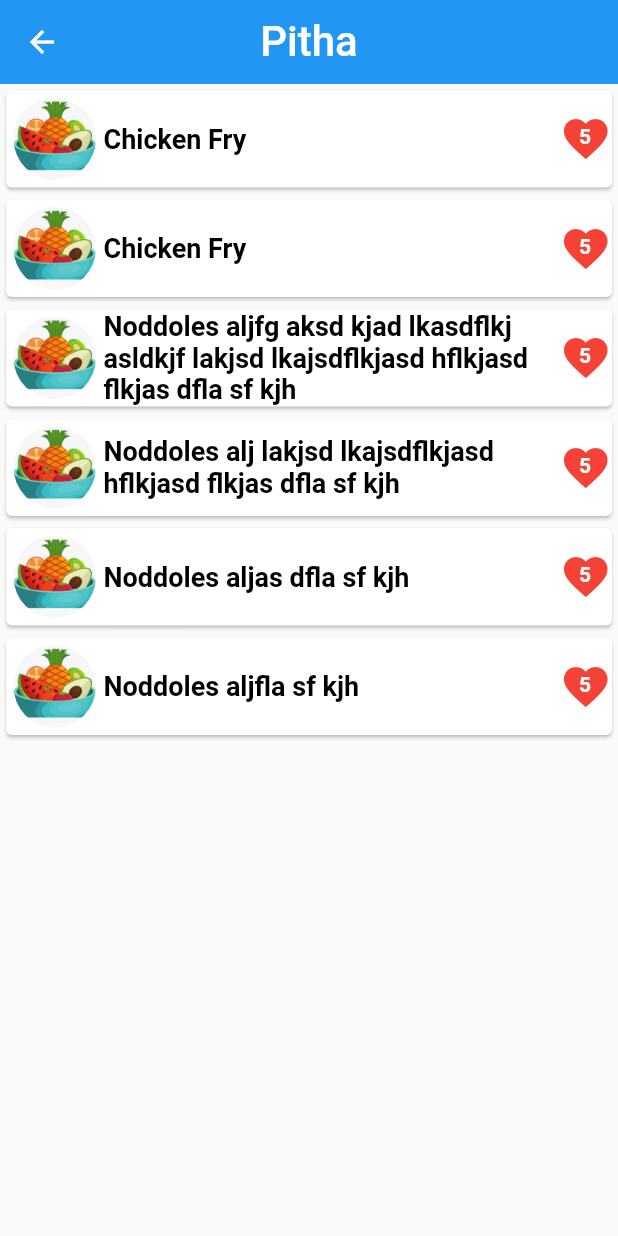
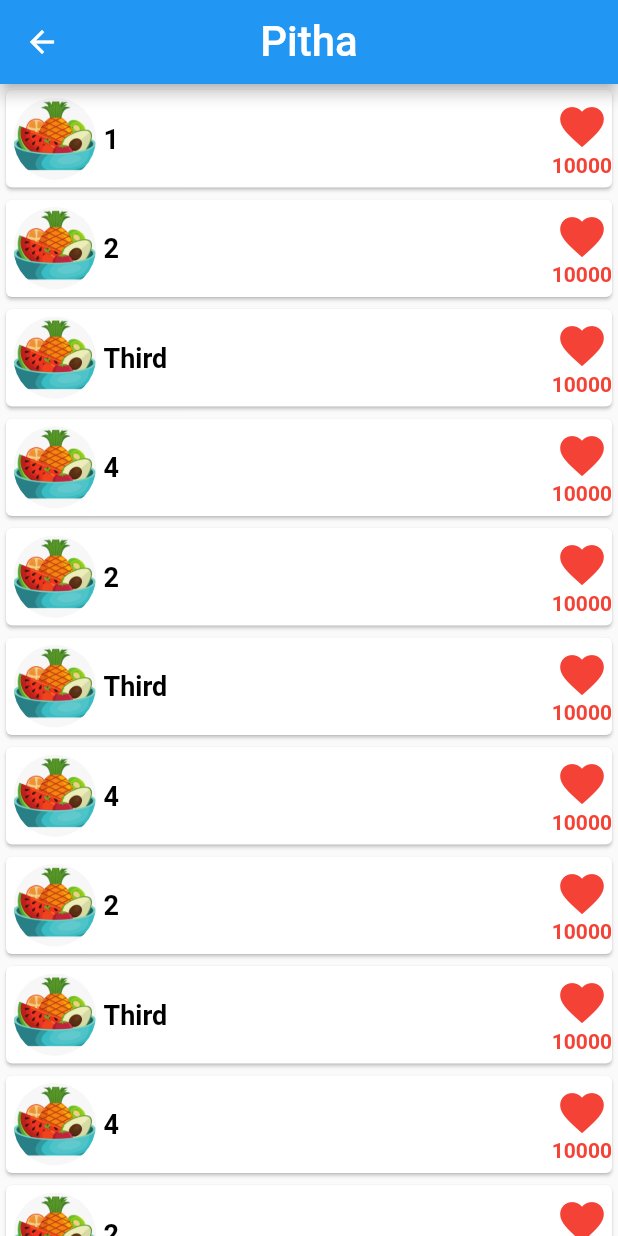
Before and after one commit to mazharulsabbir/flutter_app, a Flutter app: the ListActivity screen opened directly, on a phone screen of 412 x 824 dp. Run offline on Flutter 3.47's test engine with Material 2 defaults, Android fonts, the phone set to English and light mode, and no system bars.

Commit message:
list builder

```diff
--- a/lib/FoodItemList.dart
+++ b/lib/FoodItemList.dart
@@ -6,40 +6,55 @@ class ListActivity extends StatefulWidget {
 }
 
 class _ListActivityState extends State<ListActivity> {
+  List<String> list_item = [
+    "1",
+    "2",
+    "Third",
+    "4",
+    "2",
+    "Third",
+    "4",
+    "2",
+    "Third",
+    "4",
+    "2",
+    "Third",
+    "4",
+    "2",
+    "Third",
+    "4"
+  ];
+
   @override
   Widget build(BuildContext context) {
     return Scaffold(
-       body: CustomScrollView(
-        slivers: <Widget>[
-          SliverAppBar(
+        appBar: AppBar(
           title: Text(
             "Pitha",
             style: TextStyle(fontSize: 28),
           ),
-            snap: false,
-            pinned: true,
           centerTitle: true,
         ),
-          SliverList(
-            delegate: SliverChildListDelegate(<Widget>[
-              listContainer(context,Icons.fastfood, "Chicken Fry", 5),
-              listContainer(context,Icons.fastfood, "Chicken Fry", 5),
-              listContainer(context,Icons.fastfood, "Noddoles aljfg aksd kjad lkasdflkj asldkjf lakjsd lkajsdflkjasd hflkjasd flkjas dfla sf kjh ", 5),
-              listContainer(context,Icons.fastfood, "Noddoles alj lakjsd lkajsdflkjasd hflkjasd flkjas dfla sf kjh ", 5),
-              listContainer(context,Icons.fastfood, "Noddoles aljas dfla sf kjh ", 5),
-              listContainer(context,Icons.fastfood, "Noddoles aljfla sf kjh ", 5),
-            ]),
-          )
-        ],
-      ),
+        body: ListView.builder(
+          itemCount: list_item.length,
+          itemBuilder: (BuildContext context, int index) {
+            return GestureDetector(
+              onTap: (){
+                print(index);
+
+              },
+              child: listContainer(
+                    context, Icons.fastfood, list_item[index], "10000")
             );
+          },
+
+        ));
   }
 }
 
-listContainer(BuildContext context,IconData image, String name, int like) {
+listContainer(BuildContext context, IconData image, String name, String like) {
   return Card(
     child: Container(
-
       child: Row(
         mainAxisAlignment: MainAxisAlignment.spaceBetween,
         children: <Widget>[
@@ -55,39 +70,34 @@ listContainer(BuildContext context,IconData image, String name, int like) {
                   backgroundImage: AssetImage("assets/food_icon.jpg"),
                 ),
               ),
-
-
               Row(
                 children: [
                   SizedBox(
                     width: MediaQuery.of(context).size.width * 0.70,
-                    child: Text(name,
+                    child: Text(
+                      name,
                       overflow: TextOverflow.fade,
-                      style: TextStyle(color: Colors.black,fontWeight: FontWeight.bold,fontSize: 18),
+                      style: TextStyle(
+                          color: Colors.black,
+                          fontWeight: FontWeight.bold,
+                          fontSize: 18),
                     ),
                   ),
                 ],
               )
             ],
           ),
-          Stack(
-            overflow: Overflow.visible,
-            fit: StackFit.loose,
+          Column(
             children: <Widget>[
-              Positioned(
-                  child: Icon(
+              Icon(
                 Icons.favorite,
                 color: Colors.red,
                 size: 35.0,
-              )),
-              Positioned(
-                top: 8,
-                left: 13,
-                child: Text(
+              ),
+              Text(
                 like.toString(),
                 style:
-                  TextStyle(color: Colors.white, fontWeight: FontWeight.bold),
-                ),
+                    TextStyle(color: Colors.red, fontWeight: FontWeight.bold),
               ),
             ],
           )
```
Also changed, not shown: 1 other file. Lines whose indentation alone changed are shown as unchanged.
